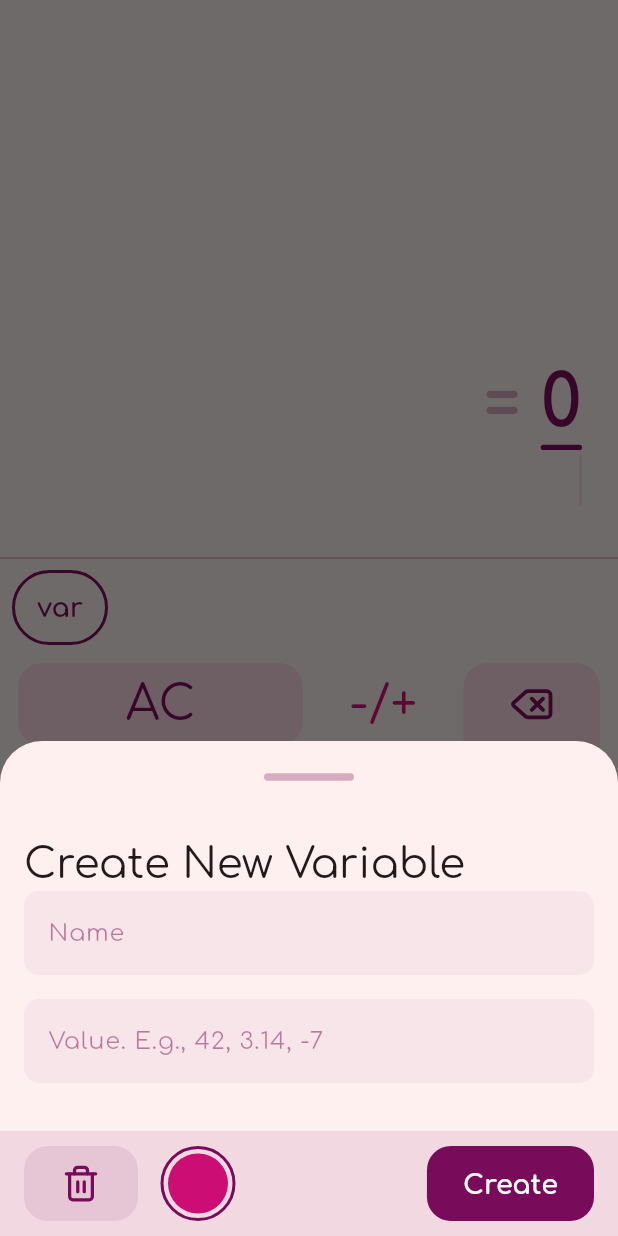
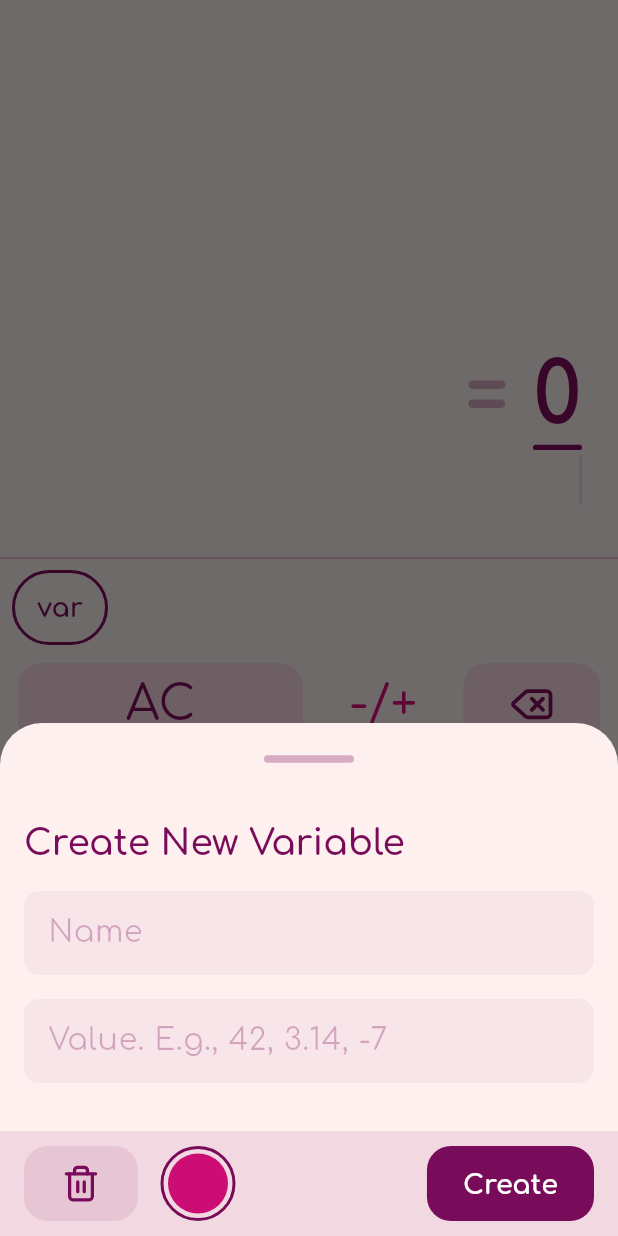
Before and after one commit to jarbisme/purple_beetle, a Flutter app: the screen it shows after launch, after a tap on "var", on a phone screen of 412 x 824 dp. Run offline on Flutter 3.47's test engine with Material 3 defaults, Android fonts, the phone set to English and light mode, and no system bars; our stand-ins replace equatable, flutter_bloc, get_it, google_fonts, lucide_icons_flutter, math_expressions.

Commit message:
Enhance text themes and styles in AppTheme; update variable editor form text style

```diff
--- a/lib/core/theme/theme_util.dart
+++ b/lib/core/theme/theme_util.dart
@@ -27,9 +27,34 @@ class AppTheme {
     // Define the default font family
     fontFamily: GoogleFonts.comfortaa().fontFamily,
 
+    // Define the default text theme
     textTheme: TextTheme(
-      displayLarge: TextStyle(fontSize: 48, fontWeight: FontWeight.bold, color: _primaryColor),
+      // Display styles - largest text (headlines, hero text)
+      displayLarge: TextStyle(fontSize: 57, fontWeight: FontWeight.bold, color: _primaryColor),
+      displayMedium: TextStyle(fontSize: 45, fontWeight: FontWeight.bold, color: _primaryColor),
+      displaySmall: TextStyle(fontSize: 36, fontWeight: FontWeight.bold, color: _primaryColor),
+
+      // Headline styles - section headers
+      headlineLarge: TextStyle(fontSize: 32, fontWeight: FontWeight.bold, color: _primaryColor),
+      headlineMedium: TextStyle(fontSize: 28, fontWeight: FontWeight.w600, color: _primaryColor),
+      headlineSmall: TextStyle(fontSize: 24, fontWeight: FontWeight.w600, color: _primaryColor),
+
+      // Title styles - prominent text (app bars, list tiles)
+      titleLarge: TextStyle(fontSize: 22, fontWeight: FontWeight.w500, color: _primaryColor),
+      titleMedium: TextStyle(fontSize: 16, fontWeight: FontWeight.w500, color: _primaryColor),
+      titleSmall: TextStyle(fontSize: 14, fontWeight: FontWeight.w500, color: _primaryColor),
+
+      // Body styles - main content text
+      bodyLarge: TextStyle(fontSize: 16, fontWeight: FontWeight.normal, color: _primaryColor),
+      bodyMedium: TextStyle(fontSize: 14, fontWeight: FontWeight.normal, color: _primaryColor),
+      bodySmall: TextStyle(fontSize: 12, fontWeight: FontWeight.normal, color: _primaryColor),
+
+      // Label styles - buttons, labels, captions
+      labelLarge: TextStyle(fontSize: 14, fontWeight: FontWeight.w500, color: _primaryColor),
+      labelMedium: TextStyle(fontSize: 12, fontWeight: FontWeight.w500, color: _primaryColor),
+      labelSmall: TextStyle(fontSize: 11, fontWeight: FontWeight.w500, color: _primaryColor),
     ),
+
     // Define background colors
     scaffoldBackgroundColor: _primaryBackgroundColor, // Primary background
     // Define component themes
@@ -47,8 +72,10 @@ class AppTheme {
       ),
     ),
 
+    // Icon theme for consistent icon styling
     iconTheme: IconThemeData(color: _primaryColor, size: 30),
 
+    // Text button theme
     textButtonTheme: TextButtonThemeData(
       style: TextButton.styleFrom(
         shape: RoundedRectangleBorder(borderRadius: BorderRadius.circular(borderRadius)),
@@ -62,11 +89,13 @@ class AppTheme {
       ),
     ),
 
+    // Divider theme for consistent divider styling
     dividerTheme: DividerThemeData(color: _primaryColor.withValues(alpha: 0.3), thickness: 1),
 
+    // Input decoration theme for text fields
     inputDecorationTheme: InputDecorationTheme(
       border: OutlineInputBorder(borderRadius: BorderRadius.circular(10.0), borderSide: BorderSide.none),
-      labelStyle: TextStyle(color: _primaryColor.withValues(alpha: 0.5)),
+      labelStyle: TextStyle(fontSize: 20, color: _primaryColor.withValues(alpha: 0.3)),
       filled: true,
       fillColor: _primaryColor.withValues(alpha: 0.05),
       floatingLabelBehavior: FloatingLabelBehavior.never,
--- a/lib/features/variables/presentation/widgets/variable_editor_form.dart
+++ b/lib/features/variables/presentation/widgets/variable_editor_form.dart
@@ -24,9 +24,10 @@ class VariableEditorForm extends StatelessWidget {
         children: [
           Text(
             isEditing ? 'Edit Variable' : 'Create New Variable',
-            style: Theme.of(context).textTheme.headlineMedium,
+            style: Theme.of(context).textTheme.headlineSmall,
             textAlign: TextAlign.left,
           ),
+          SizedBox(height: 16),
           TextFormField(
             controller: _nameController,
             decoration: InputDecoration(labelText: 'Name'),
```
